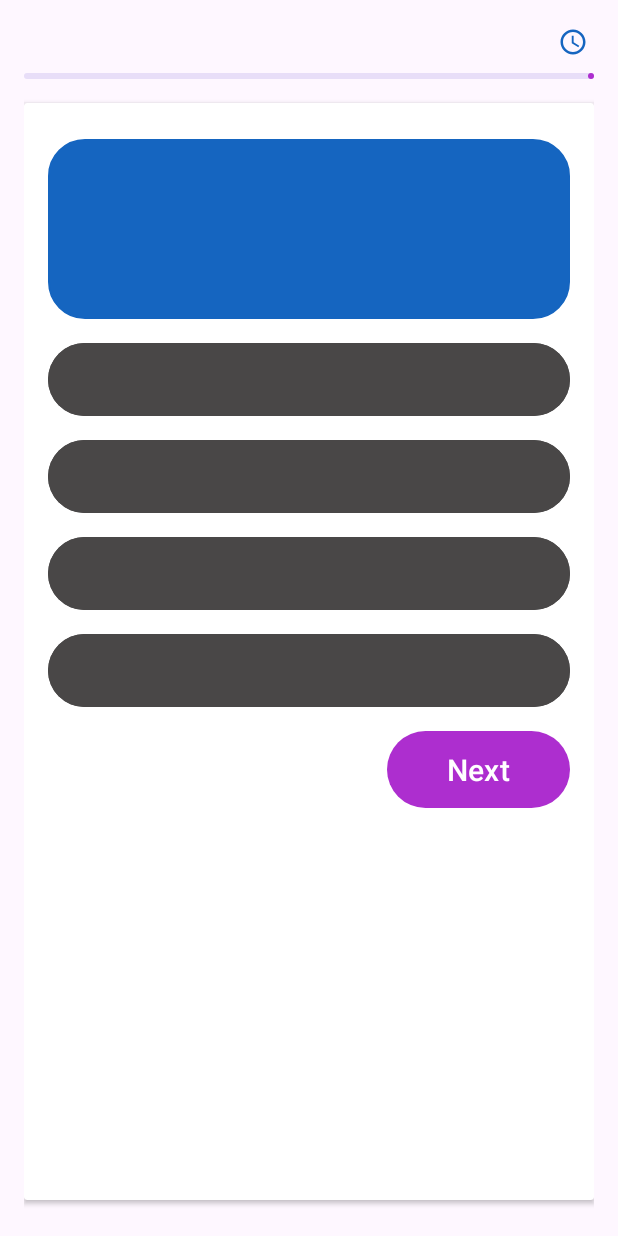
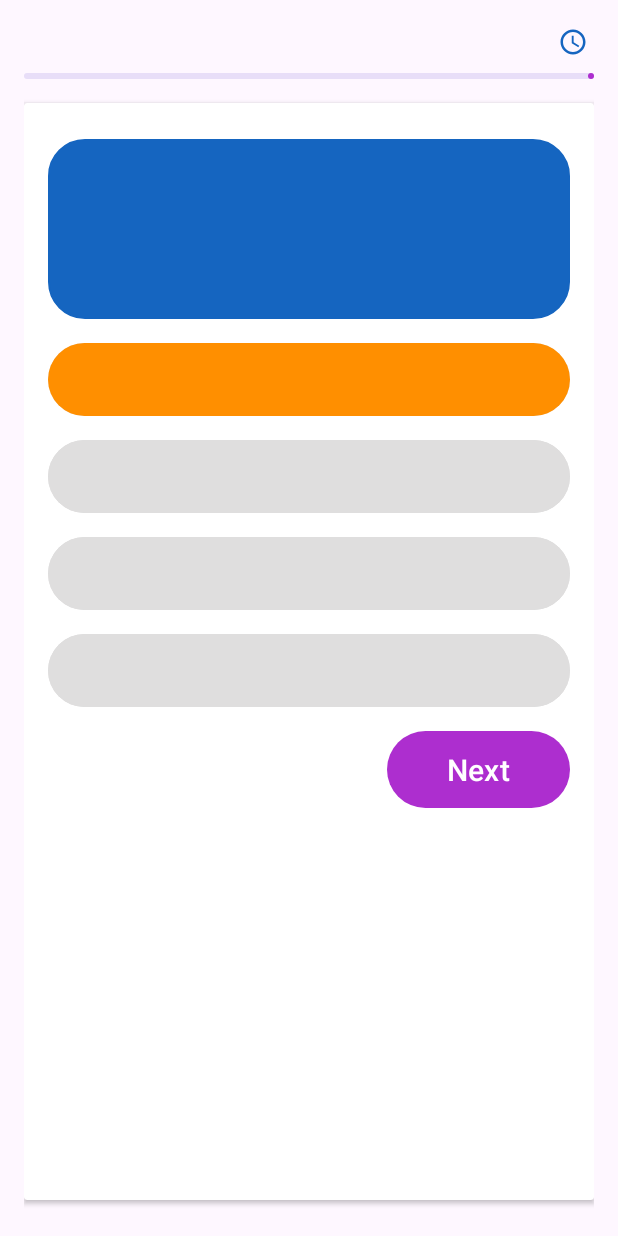
Before and after one commit to Peacefulcatt/FitQuiz_v.1, an Android app: the QuizActivity screen opened directly, with no data from a screen before it, after a tap on an icon or button, on a phone screen of 412 x 824 dp. Run offline under Robolectric (Android 15) with nearby library versions, the phone set to English and light mode, and no system bars; 1 statement that could not run was skipped.

```diff
--- a/app/src/main/java/com/example/tester/QuizActivity.kt
+++ b/app/src/main/java/com/example/tester/QuizActivity.kt
@@ -13,18 +13,18 @@ import androidx.appcompat.app.AlertDialog
 import com.example.tester.databinding.ActivityQuizBinding
 import com.example.tester.databinding.ScoreDialogBinding
 
-class QuizActivity : AppCompatActivity(), View.OnClickListener {
+class QuizActivity : AppCompatActivity(),View.OnClickListener {
 
     companion object {
-        var questionModelList: List<QuestionModel> = listOf()
-        var time: String = ""
+        var questionModelList : List<QuestionModel> = listOf()
+        var time : String = ""
     }
 
     lateinit var binding: ActivityQuizBinding
 
-    var currentQuestionIndex = 0
+    var currentQuestionIndex = 0;
     var selectedAnswer = ""
-    var score = 0
+    var score = 0;
 
     override fun onCreate(savedInstanceState: Bundle?) {
         super.onCreate(savedInstanceState)
@@ -42,108 +42,87 @@ class QuizActivity : AppCompatActivity(), View.OnClickListener {
         startTimer()
     }
 
-    private fun startTimer() {
+    private fun startTimer(){
         val totalTimeInMillis = time.toInt() * 60 * 1000L
-        object : CountDownTimer(totalTimeInMillis, 1000L) {
+        object : CountDownTimer(totalTimeInMillis,1000L){
             @SuppressLint("DefaultLocale")
             override fun onTick(millisUntilFinished: Long) {
-                val seconds = millisUntilFinished / 1000
-                val minutes = seconds / 60
+                val seconds = millisUntilFinished /1000
+                val minutes = seconds/60
                 val remainingSeconds = seconds % 60
-                this@QuizActivity.binding.timerIndicatorTextview.text = String.format("%02d:%02d", minutes, remainingSeconds)
+                this@QuizActivity.binding.timerIndicatorTextview.text = String.format("%02d:%02d", minutes,remainingSeconds)
+
             }
 
             override fun onFinish() {
-                finishQuiz()
+                //Finish the quiz
             }
+
         }.start()
     }
 
     @SuppressLint("SetTextI18n")
-    private fun loadQuestions() {
+    private fun loadQuestions(){
         selectedAnswer = ""
-        if (currentQuestionIndex == questionModelList.size) {
+        if(currentQuestionIndex == questionModelList.size){
             finishQuiz()
             return
         }
 
         binding.apply {
-            questionIndicatorTextview.text = "Question ${currentQuestionIndex + 1} / ${questionModelList.size}"
+            questionIndicatorTextview.text = "Question ${currentQuestionIndex+1}/ ${questionModelList.size} "
             questionProgressIndicator.progress =
-                (currentQuestionIndex.toFloat() / questionModelList.size.toFloat() * 100).toInt()
+                ( currentQuestionIndex.toFloat() / questionModelList.size.toFloat() * 100 ).toInt()
             questionTextview.text = questionModelList[currentQuestionIndex].question
             btn0.text = questionModelList[currentQuestionIndex].options[0]
             btn1.text = questionModelList[currentQuestionIndex].options[1]
             btn2.text = questionModelList[currentQuestionIndex].options[2]
             btn3.text = questionModelList[currentQuestionIndex].options[3]
-            resetButtonColors()
         }
     }
 
-    private fun resetButtonColors() {
+    override fun onClick(view: View?) {
+
         binding.apply {
             btn0.setBackgroundColor(getColor(R.color.gray))
             btn1.setBackgroundColor(getColor(R.color.gray))
             btn2.setBackgroundColor(getColor(R.color.gray))
             btn3.setBackgroundColor(getColor(R.color.gray))
         }
-    }
 
-    override fun onClick(view: View?) {
         val clickedBtn = view as Button
-        if (clickedBtn.id == R.id.next_btn) {
-            // Next button is clicked
-            if (selectedAnswer.isEmpty()) {
-                Toast.makeText(applicationContext, "Please select an answer to continue", Toast.LENGTH_SHORT).show()
-                return
+        if(clickedBtn.id==R.id.next_btn){
+            //next button is clicked
+            if(selectedAnswer.isEmpty()){
+                Toast.makeText(applicationContext,"Please select answer to continue",Toast.LENGTH_SHORT).show()
+                return;
             }
-            if (selectedAnswer == questionModelList[currentQuestionIndex].correct) {
+            if(selectedAnswer == questionModelList[currentQuestionIndex].correct){
                 score++
-                Log.i("Score of quiz", score.toString())
+                Log.i("Score of quiz",score.toString())
             }
             currentQuestionIndex++
             loadQuestions()
-        } else {
-            // Options button is clicked
+        }else{
+            //options button is clicked
             selectedAnswer = clickedBtn.text.toString()
-            highlightAnswers()
-        }
-    }
-
-    private fun highlightAnswers() {
-        binding.apply {
-            resetButtonColors()
-            when (questionModelList[currentQuestionIndex].correct) {
-                btn0.text.toString() -> btn0.setBackgroundColor(getColor(R.color.green))
-                btn1.text.toString() -> btn1.setBackgroundColor(getColor(R.color.green))
-                btn2.text.toString() -> btn2.setBackgroundColor(getColor(R.color.green))
-                btn3.text.toString() -> btn3.setBackgroundColor(getColor(R.color.green))
-            }
-
-            if (selectedAnswer != questionModelList[currentQuestionIndex].correct) {
-                when (selectedAnswer) {
-                    btn0.text.toString() -> btn0.setBackgroundColor(getColor(R.color.red))
-                    btn1.text.toString() -> btn1.setBackgroundColor(getColor(R.color.red))
-                    btn2.text.toString() -> btn2.setBackgroundColor(getColor(R.color.red))
-                    btn3.text.toString() -> btn3.setBackgroundColor(getColor(R.color.red))
-                }
-            }
+            clickedBtn.setBackgroundColor(getColor(R.color.orange))
         }
     }
 
     @SuppressLint("SetTextI18n")
-    private fun finishQuiz() {
+    private fun finishQuiz(){
         val totalQuestions = questionModelList.size
-        val percentage = ((score.toFloat() / totalQuestions.toFloat()) * 100).toInt()
+        val percentage = ((score.toFloat() / totalQuestions.toFloat() ) *100 ).toInt()
 
-        val dialogBinding = ScoreDialogBinding.inflate(layoutInflater)
+        val dialogBinding  = ScoreDialogBinding.inflate(layoutInflater)
         dialogBinding.apply {
             scoreProgressIndicator.progress = percentage
-            scoreProgressText.text = "$percentage%"
-            if (percentage > 60) {
+            scoreProgressText.text = "$percentage %"
+            if(percentage>60){
                 scoreTitle.text = "Congrats! You have passed"
                 scoreTitle.setTextColor(Color.BLUE)
-            } else {
+            }else{
                 scoreTitle.text = "Oops! You have failed"
                 scoreTitle.setTextColor(Color.RED)
             }
@@ -157,5 +136,6 @@ class QuizActivity : AppCompatActivity(), View.OnClickListener {
             .setView(dialogBinding.root)
             .setCancelable(false)
             .show()
+
     }
 }
--- a/app/src/main/res/values/colors.xml
+++ b/app/src/main/res/values/colors.xml
@@ -2,7 +2,7 @@
 <resources>
     <color name="black">#FF000000</color>
     <color name="white">#FFFFFFFF</color>
-    <color name="gray">#494747</color>
+    <color name="gray">#DFDEDE</color>
     <color name="orange">#FF8F00</color>
     <color name="blue">#1565C0</color>
     <color name="purple">#AD2ECF</color>
```
